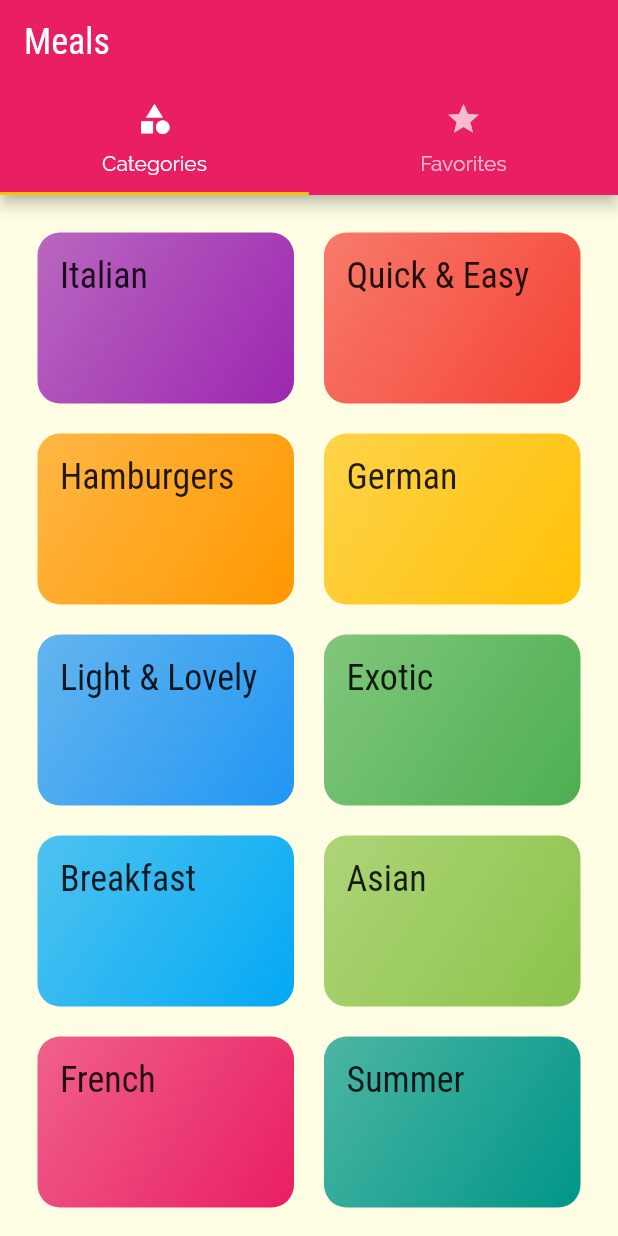
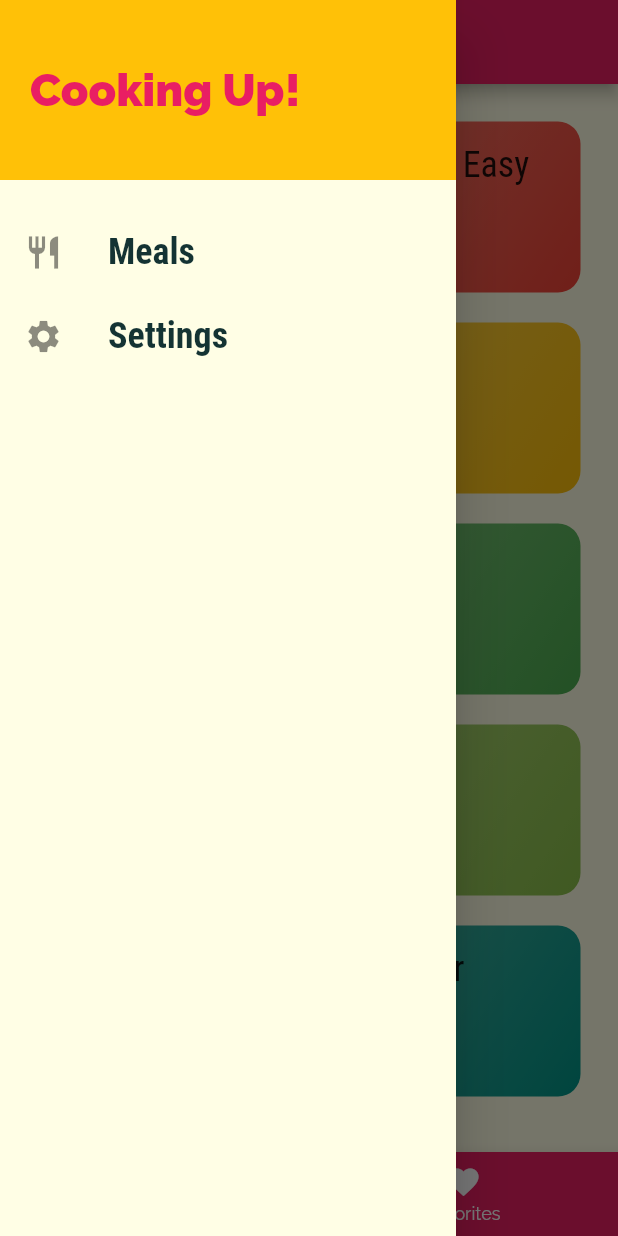
Before and after one commit to Alexsandrux/Learning_flutter, a Flutter app: the screen it shows after launch, with the side drawer open (before the commit the screen has no drawer), on a phone screen of 412 x 824 dp. Run offline on Flutter 3.47's test engine with Material 2 defaults, Android fonts, the phone set to English and light mode, and no system bars.

Commit message:
finishing the meal app

```diff
--- a/course_meals_app/lib/main.dart
+++ b/course_meals_app/lib/main.dart
@@ -1,13 +1,52 @@
+import 'package:course_meals_app/dummy_data.dart';
+import 'package:course_meals_app/screens/filters_screen.dart';
 import 'package:flutter/material.dart';
 
 import './screens/tabs_screen.dart';
 import './screens/meal_detail_screen.dart';
 import './screens/categories_screen.dart';
 import './screens/category_meals_screen.dart';
+import './models/meal.dart';
 
 void main() => runApp(MyApp());
 
-class MyApp extends StatelessWidget {
+class MyApp extends StatefulWidget {
+  @override
+  State<MyApp> createState() => _MyAppState();
+}
+
+class _MyAppState extends State<MyApp> {
+  Map<String, bool> _filters = {
+    'gluten': false,
+    'lactose': false,
+    'vegan': false,
+    'vegetarian': false,
+  };
+
+  List<Meal> _availableMeals = DUMMY_MEALS;
+
+  void _setFilters(Map<String, bool> filterData) {
+    setState(() {
+      _filters = filterData;
+
+      _availableMeals = DUMMY_MEALS.where((meal) {
+        if (_filters['gluten'] && !meal.isGlutenFree) {
+          return false;
+        }
+        if (_filters['lactose'] && !meal.isLactoseFree) {
+          return false;
+        }
+        if (_filters['vegan'] && !meal.isVegan) {
+          return false;
+        }
+        if (_filters['vegetarian'] && !meal.isVegetarian) {
+          return false;
+        }
+        return true;
+      }).toList();
+    });
+  }
+
   @override
   Widget build(BuildContext context) {
     return MaterialApp(
@@ -32,8 +71,10 @@ class MyApp extends StatelessWidget {
       ),
       home: TabsScreen(),
       routes: {
-        CategoryMealsScreen.routeName: (ctx) => CategoryMealsScreen(),
+        CategoryMealsScreen.routeName: (ctx) =>
+            CategoryMealsScreen(_availableMeals),
         MealDetailScreen.routeName: (ctx) => MealDetailScreen(),
+        FiltersScreen.routeName: (ctx) => FiltersScreen(_filters, _setFilters)
       },
       onGenerateRoute: (settings) {
         print(settings.arguments);
--- a/course_meals_app/lib/screens/meal_detail_screen.dart
+++ b/course_meals_app/lib/screens/meal_detail_screen.dart
@@ -83,6 +83,12 @@ class MealDetailScreen extends StatelessWidget {
           ],
         ),
       ),
+      floatingActionButton: FloatingActionButton(
+        child: Icon(Icons.delete_forever),
+        onPressed: () {
+          Navigator.of(context).pop(mealId);
+        },
+      ),
     );
   }
 }
--- a/course_meals_app/lib/screens/tabs_screen.dart
+++ b/course_meals_app/lib/screens/tabs_screen.dart
@@ -1,4 +1,5 @@
 import 'package:course_meals_app/screens/categories_screen.dart';
+import '../widgets/main_drawer.dart';
 import 'package:flutter/material.dart';
 import './favorites_screen.dart';
 
@@ -8,32 +9,46 @@ class TabsScreen extends StatefulWidget {
 }
 
 class _TabsScreenState extends State<TabsScreen> {
+  final List<Widget> _pages = [
+    CategoriesScreen(),
+    FavoritesScreen(),
+  ];
+
+  int selectedPageIndex = 0;
+
+  void _selectPage(int index) {
+    setState(() {
+      selectedPageIndex = index;
+    });
+  }
+
   @override
   Widget build(BuildContext context) {
-    return DefaultTabController(
-      length: 2,
-      child: Scaffold(
-        appBar: AppBar(
-          title: Text("Meals"),
-          bottom: TabBar(
-            tabs: [
-              Tab(
-                icon: Icon(Icons.category),
-                text: "Categories",
-              ),
-              Tab(
-                icon: Icon(Icons.star),
-                text: "Favorites",
-              ),
-            ],
+    return Scaffold(
+      appBar: AppBar(
+        title: Text("Meals"),
+      ),
+      drawer: MainDrawer(),
+      body: _pages[selectedPageIndex],
+      bottomNavigationBar: BottomNavigationBar(
+        onTap: _selectPage,
+        backgroundColor: Theme.of(context).primaryColor,
+        unselectedItemColor: Colors.white,
+        selectedItemColor: Theme.of(context).accentColor,
+        currentIndex: selectedPageIndex,
+        type: BottomNavigationBarType.fixed,
+        items: [
+          BottomNavigationBarItem(
+            backgroundColor: Theme.of(context).primaryColor,
+            label: "Categories",
+            icon: Icon(Icons.category),
           ),
-        ),
-        body: TabBarView(
-          children: [
-            CategoriesScreen(),
-            FavoritesScreen(),
-          ],
-        ),
+          BottomNavigationBarItem(
+            backgroundColor: Theme.of(context).primaryColor,
+            label: "Favorites",
+            icon: Icon(Icons.favorite),
+          ),
+        ],
       ),
     );
   }
--- /dev/null
+++ b/course_meals_app/lib/widgets/main_drawer.dart
@@ -0,0 +1,64 @@
+import 'package:course_meals_app/screens/filters_screen.dart';
+import 'package:flutter/material.dart';
+
+class MainDrawer extends StatelessWidget {
+  @override
+  Widget build(BuildContext context) {
+    return Drawer(
+      child: Column(
+        children: [
+          Container(
+            height: 120,
+            width: double.infinity,
+            padding: EdgeInsets.all(20),
+            alignment: Alignment.centerLeft,
+            color: Theme.of(context).accentColor,
+            child: Text(
+              "Cooking Up!",
+              style: TextStyle(
+                  fontWeight: FontWeight.w900,
+                  fontSize: 30,
+                  color: Theme.of(context).primaryColor),
+            ),
+          ),
+          SizedBox(
+            height: 20,
+          ),
+          ListTile(
+            leading: Icon(
+              Icons.restaurant,
+              size: 26,
+            ),
+            title: Text(
+              "Meals",
+              style: TextStyle(
+                  fontFamily: 'RobotoCondensed',
+                  fontSize: 24,
+                  fontWeight: FontWeight.bold),
+            ),
+            onTap: () {
+              Navigator.of(context).pushReplacementNamed('/');
+            },
+          ),
+          ListTile(
+            leading: Icon(
+              Icons.settings,
+              size: 26,
+            ),
+            title: Text(
+              "Settings",
+              style: TextStyle(
+                  fontFamily: 'RobotoCondensed',
+                  fontSize: 24,
+                  fontWeight: FontWeight.bold),
+            ),
+            onTap: () {
+              Navigator.of(context)
+                  .pushReplacementNamed(FiltersScreen.routeName);
+            },
+          ),
+        ],
+      ),
+    );
+  }
+}
```
Also changed, not shown: course_meals_app/lib/screens/category_meals_screen.dart (+50 -20 lines), course_meals_app/lib/screens/filters_screen.dart (added, +127 -0 lines), course_meals_app/lib/widgets/meal_item.dart (+9 -4 lines).
